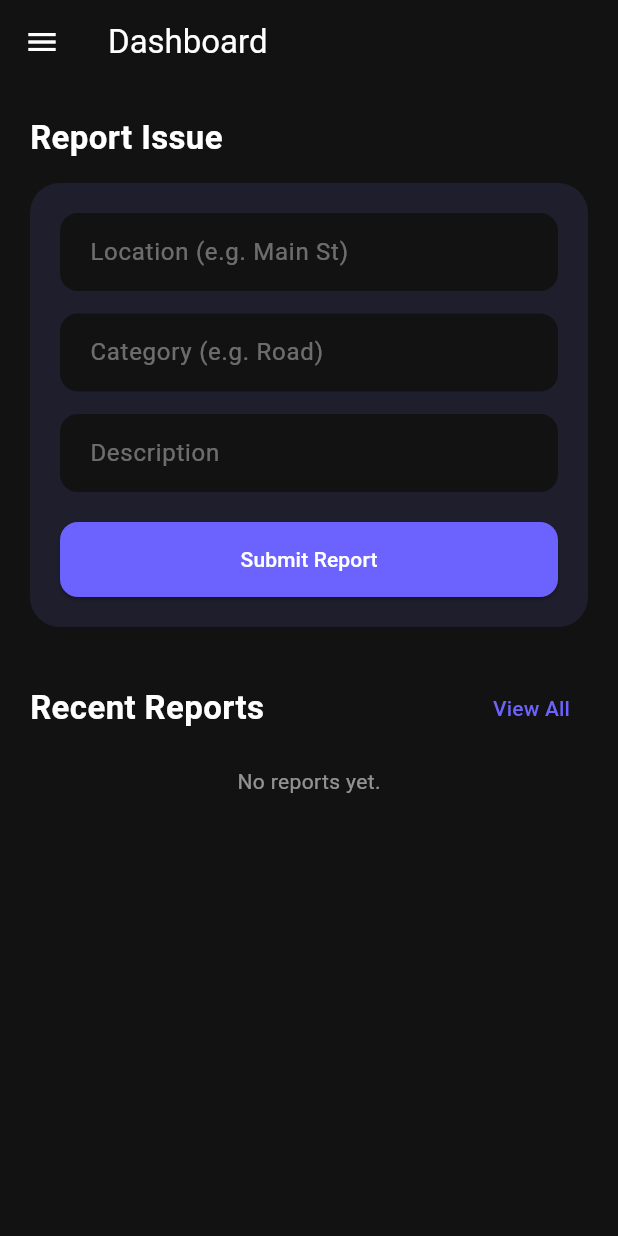
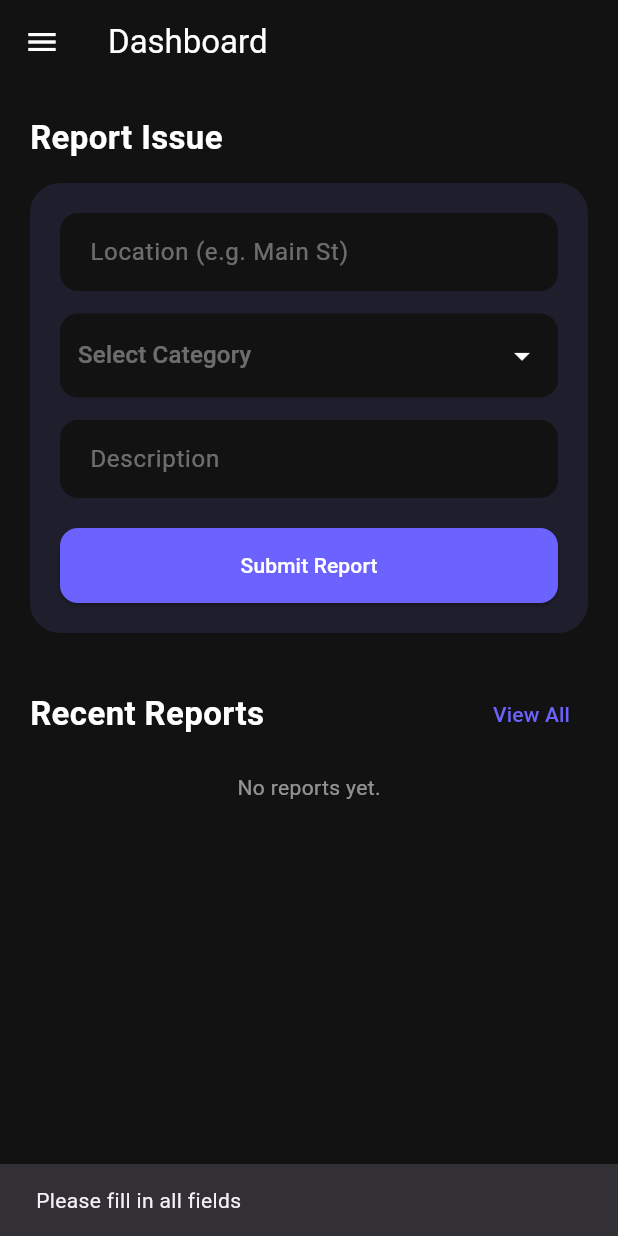
Before and after one commit to dushansineth-design/maintenanceapp, a Flutter app: the HomePage screen opened directly with empty values, after a tap on "Submit Report", on a phone screen of 412 x 824 dp. Run offline on Flutter 3.47's test engine with Material 3 defaults, Android fonts, the phone set to English and light mode, and no system bars; our stand-ins replace cloud_firestore, shared_preferences; accounts and stored records are empty.

Commit message:
modify home page

```diff
--- a/lib/screens/home_page.dart
+++ b/lib/screens/home_page.dart
@@ -4,8 +4,8 @@ import '../models/citizen.dart';
 import '../models/maintenance.dart';
 import '../services/maintenance_service.dart';
 import 'login_page.dart';
-import 'report_history_screen.dart'; // Import History Screen
-import 'edit_report_screen.dart';    // Import Edit Screen
+import 'report_history_screen.dart';
+import 'edit_report_screen.dart';
 
 class HomePage extends StatefulWidget {
   final Citizen currentUser;
@@ -19,30 +19,67 @@ class HomePage extends StatefulWidget {
 class _HomePageState extends State<HomePage> {
   final MaintenanceService _maintenanceService = MaintenanceService();
 
-  // Controllers
+  // --- CONTROLLERS ---
   final _locationController = TextEditingController();
-  final _categoryController = TextEditingController();
+  final _otherCategoryController = TextEditingController();
   final _descController = TextEditingController();
 
-  // --- PALETTE COLORS ---
-  final Color bgBlack = const Color(0xFF121212); // Main Background
-  final Color bgSurface = const Color(0xFF1E1E2C); // Card Background
-  final Color accentPurple = const Color(0xFF6C63FF); // Accent
+  // --- STATE VARIABLES ---
+  String? _selectedCategory;
+  List<Maintenance> _recentReports = []; // Store reports locally here
+
+  // --- CATEGORY DATA ---
+  final List<Map<String, dynamic>> _categories = [
+    {'name': 'Road', 'icon': Icons.add_road},
+    {'name': 'Garbage', 'icon': Icons.delete_outline},
+    {'name': 'Water', 'icon': Icons.water_drop},
+    {'name': 'Electricity', 'icon': Icons.flash_on},
+    {'name': 'Street Light', 'icon': Icons.lightbulb_outline},
+    {'name': 'Others', 'icon': Icons.more_horiz},
+  ];
+
+  // --- COLORS ---
+  final Color bgBlack = const Color(0xFF121212);
+  final Color bgSurface = const Color(0xFF1E1E2C);
+  final Color accentPurple = const Color(0xFF6C63FF);
+
+  @override
+  void initState() {
+    super.initState();
+    // 1. Load the reports ONCE when the app starts
+    _recentReports = _maintenanceService.getReports();
+  }
 
   // --- SUBMIT LOGIC ---
   void _submitReport() {
-    if (_locationController.text.isNotEmpty && _categoryController.text.isNotEmpty) {
+    String finalCategory = '';
+
+    if (_selectedCategory == 'Others') {
+      finalCategory = _otherCategoryController.text;
+    } else {
+      finalCategory = _selectedCategory ?? '';
+    }
+
+    if (_locationController.text.isNotEmpty && finalCategory.isNotEmpty) {
       setState(() {
+        // Create the report in the service
         _maintenanceService.createReport(
           widget.currentUser,
           _locationController.text,
-          _categoryController.text,
+          finalCategory,
           _descController.text,
         );
+
+        // 2. Refresh the local list so the new item shows up
+        _recentReports = _maintenanceService.getReports();
       });
+
       _locationController.clear();
-      _categoryController.clear();
+      _otherCategoryController.clear();
       _descController.clear();
+      setState(() {
+        _selectedCategory = null;
+      });
 
       ScaffoldMessenger.of(context).showSnackBar(
         SnackBar(
@@ -50,15 +87,21 @@ class _HomePageState extends State<HomePage> {
           backgroundColor: accentPurple,
         ),
       );
+    } else {
+      ScaffoldMessenger.of(context).showSnackBar(
+        const SnackBar(content: Text("Please fill in all fields")),
+      );
     }
   }
 
   // --- DELETE LOGIC ---
   void _deleteReport(Maintenance report) {
     setState(() {
-      // NOTE: Ideally, you should add a delete method to your MaintenanceService.
-      // For now, we are removing it from the UI list locally.
-      _maintenanceService.getReports().remove(report);
+      // 3. Remove from the LOCAL list
+      _recentReports.remove(report);
+
+      // Optional: If your service has a delete method, call it here too
+      // _maintenanceService.deleteReport(report.id);
     });
 
     ScaffoldMessenger.of(context).showSnackBar(
@@ -77,15 +120,13 @@ class _HomePageState extends State<HomePage> {
     }
   }
 
-  // --- DRAWER (Dark Theme) ---
+  // --- DRAWER ---
   Widget _buildDrawer() {
     return Drawer(
       backgroundColor: bgBlack,
       child: Column(
         children: [
           const SizedBox(height: 60),
-
-          // Profile Pic
           Container(
             padding: const EdgeInsets.all(3),
             decoration: BoxDecoration(
@@ -98,8 +139,6 @@ class _HomePageState extends State<HomePage> {
             ),
           ),
           const SizedBox(height: 15),
-
-          // Name
           Text(
             widget.currentUser.name,
             style: const TextStyle(color: Colors.white, fontSize: 22, fontWeight: FontWeight.bold),
@@ -108,10 +147,7 @@ class _HomePageState extends State<HomePage> {
             widget.currentUser.email,
             style: const TextStyle(color: Colors.white54, fontSize: 14),
           ),
-
           const SizedBox(height: 40),
-
-          // Details List
           Expanded(
             child: ListView(
               padding: const EdgeInsets.symmetric(horizontal: 20),
@@ -127,8 +163,6 @@ class _HomePageState extends State<HomePage> {
               ],
             ),
           ),
-
-          // Logout
           Padding(
             padding: const EdgeInsets.all(20),
             child: SizedBox(
@@ -182,7 +216,7 @@ class _HomePageState extends State<HomePage> {
 
   @override
   Widget build(BuildContext context) {
-    List<Maintenance> reports = _maintenanceService.getReports();
+    // Note: We use _recentReports variable here, NOT _maintenanceService.getReports()
 
     return Scaffold(
       backgroundColor: bgBlack,
@@ -212,10 +246,54 @@ class _HomePageState extends State<HomePage> {
                   children: [
                     _buildDarkTextField(_locationController, "Location (e.g. Main St)"),
                     const SizedBox(height: 15),
-                    _buildDarkTextField(_categoryController, "Category (e.g. Road)"),
+
+                    // --- DROPDOWN CATEGORY ---
+                    Container(
+                      padding: const EdgeInsets.symmetric(horizontal: 12, vertical: 4),
+                      decoration: BoxDecoration(
+                        color: bgBlack,
+                        borderRadius: BorderRadius.circular(12),
+                      ),
+                      child: DropdownButtonHideUnderline(
+                        child: DropdownButton<String>(
+                          value: _selectedCategory,
+                          hint: const Text("Select Category", style: TextStyle(color: Colors.white38)),
+                          dropdownColor: bgSurface,
+                          isExpanded: true,
+                          icon: const Icon(Icons.arrow_drop_down, color: Colors.white),
+                          items: _categories.map((cat) {
+                            return DropdownMenuItem<String>(
+                              value: cat['name'],
+                              child: Row(
+                                children: [
+                                  Icon(cat['icon'], color: accentPurple, size: 20),
+                                  const SizedBox(width: 10),
+                                  Text(
+                                    cat['name'],
+                                    style: const TextStyle(color: Colors.white)
+                                  ),
+                                ],
+                              ),
+                            );
+                          }).toList(),
+                          onChanged: (value) {
+                            setState(() {
+                              _selectedCategory = value;
+                            });
+                          },
+                        ),
+                      ),
+                    ),
+
+                    if (_selectedCategory == 'Others') ...[
+                      const SizedBox(height: 15),
+                      _buildDarkTextField(_otherCategoryController, "Please specify other..."),
+                    ],
+
                     const SizedBox(height: 15),
                     _buildDarkTextField(_descController, "Description"),
                     const SizedBox(height: 20),
+
                     SizedBox(
                       width: double.infinity,
                       height: 50,
@@ -234,13 +312,11 @@ class _HomePageState extends State<HomePage> {
 
               const SizedBox(height: 30),
 
-              // --- LIST SECTION HEADER ---
+              // --- LIST SECTION ---
               Row(
                 mainAxisAlignment: MainAxisAlignment.spaceBetween,
                 children: [
                   const Text("Recent Reports", style: TextStyle(color: Colors.white, fontSize: 22, fontWeight: FontWeight.bold)),
-
-                  // 1. ADDED: View All History Button
                   TextButton(
                     onPressed: () {
                       Navigator.push(context, MaterialPageRoute(
@@ -254,14 +330,14 @@ class _HomePageState extends State<HomePage> {
 
               const SizedBox(height: 15),
 
-              reports.isEmpty
+              _recentReports.isEmpty
                   ? const Center(child: Text("No reports yet.", style: TextStyle(color: Colors.white54)))
                   : ListView.builder(
                       shrinkWrap: true,
                       physics: const NeverScrollableScrollPhysics(),
-                      itemCount: reports.length,
+                      itemCount: _recentReports.length,
                       itemBuilder: (context, index) {
-                        final report = reports[index];
+                        final report = _recentReports[index];
                         return Container(
                           margin: const EdgeInsets.only(bottom: 12),
                           decoration: BoxDecoration(
@@ -282,7 +358,6 @@ class _HomePageState extends State<HomePage> {
                               style: const TextStyle(color: Colors.white54),
                             ),
 
-                            // 2. ADDED: Popup Menu for Edit/Delete
                             trailing: PopupMenuButton<String>(
                               color: const Color(0xFF1E1E2C),
                               icon: const Icon(Icons.more_vert, color: Colors.white),
@@ -290,9 +365,8 @@ class _HomePageState extends State<HomePage> {
                                 if (value == 'edit') {
                                   Navigator.push(context, MaterialPageRoute(
                                     builder: (context) => EditReportScreen(
-                                      // Mapping your Maintenance model to the Edit Screen inputs
                                       title: report.category,
-                                      description: report.description ?? "", // Handle if null
+                                      description: report.description ?? "",
                                     ),
                                   ));
                                 } else if (value == 'delete') {
@@ -304,7 +378,7 @@ class _HomePageState extends State<HomePage> {
                                   value: 'edit',
                                   child: Row(
                                     children: [
-                                      Icon(Icons.edit, size: 20),
+                                      Icon(Icons.edit, size: 20, color: Colors.white),
                                       SizedBox(width: 8),
                                       Text("Edit", style: TextStyle(color: Colors.white))
                                     ]
```
